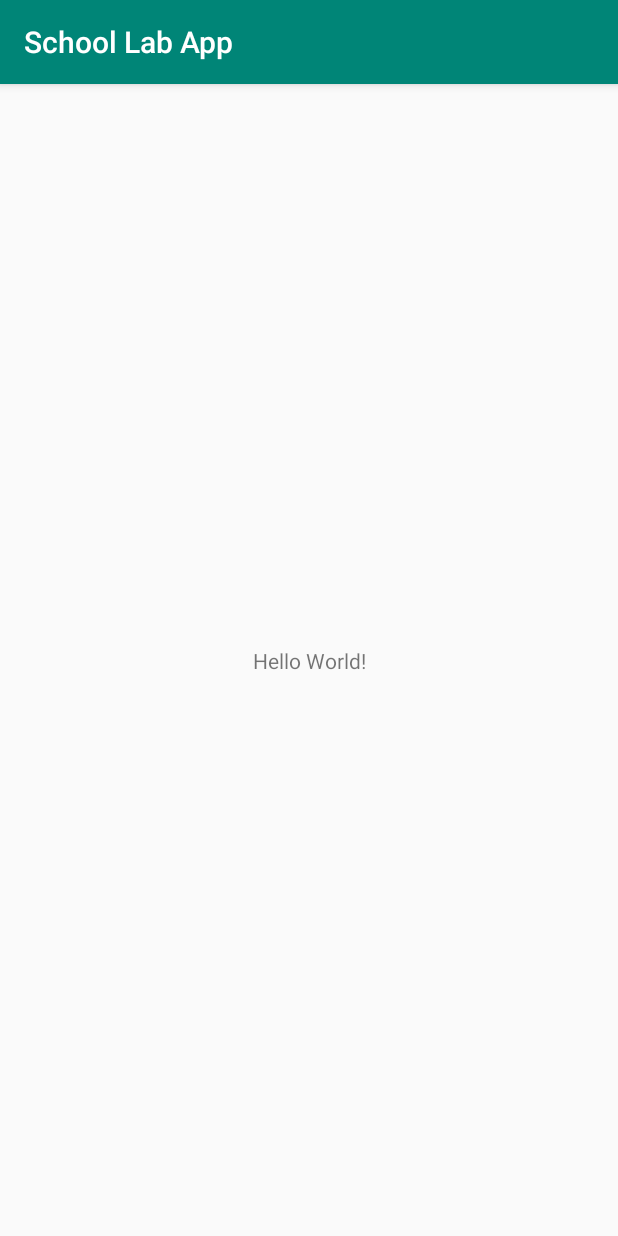
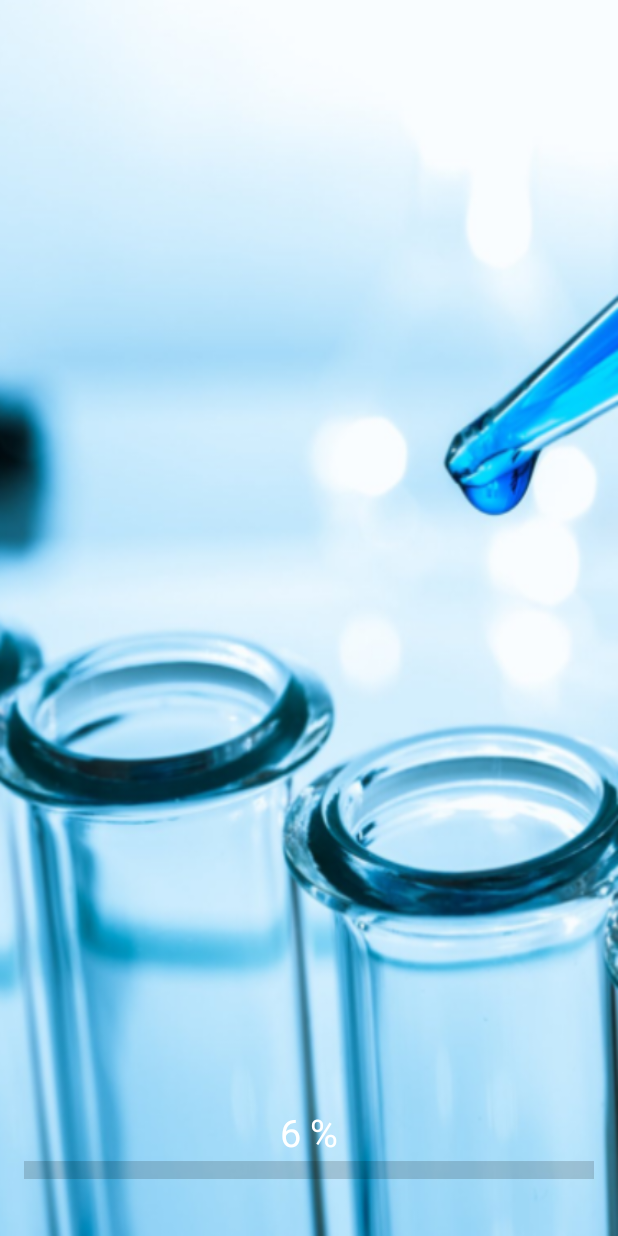
Before and after one commit to AmithLiyanage/School-Laboratory-App, an Android app: the screen it shows after launch (MainActivity), on a phone screen of 412 x 824 dp. Run offline under Robolectric (Android 15) with nearby library versions, the phone set to English and light mode, and no system bars.

Commit message:
loading screen

```diff
--- a/app/src/main/AndroidManifest.xml
+++ b/app/src/main/AndroidManifest.xml
@@ -12,6 +12,7 @@
         android:roundIcon="@mipmap/ic_launcher_round"
         android:supportsRtl="true"
         android:theme="@style/AppTheme">
+        <activity android:name=".HomeActivity"></activity>
         <activity android:name=".MainActivity">
             <intent-filter>
                 <action android:name="android.intent.action.MAIN" />
--- /dev/null
+++ b/app/src/main/java/com/amith/schoollabapp/HomeActivity.java
@@ -0,0 +1,14 @@
+package com.amith.schoollabapp;
+
+import androidx.appcompat.app.AppCompatActivity;
+
+import android.os.Bundle;
+
+public class HomeActivity extends AppCompatActivity {
+
+    @Override
+    protected void onCreate(Bundle savedInstanceState) {
+        super.onCreate(savedInstanceState);
+        setContentView(R.layout.activity_home);
+    }
+}
--- a/app/src/main/java/com/amith/schoollabapp/MainActivity.java
+++ b/app/src/main/java/com/amith/schoollabapp/MainActivity.java
@@ -2,13 +2,39 @@ package com.amith.schoollabapp;
 
 import androidx.appcompat.app.AppCompatActivity;
 
+import android.content.Intent;
 import android.os.Bundle;
+import android.view.View;
+import android.view.WindowManager;
+import android.widget.ProgressBar;
+import android.widget.TextView;
+import android.widget.Toolbar;
 
 public class MainActivity extends AppCompatActivity {
+
+    ProgressBar progressBar;
+    TextView textView;
 
     @Override
     protected void onCreate(Bundle savedInstanceState) {
         super.onCreate(savedInstanceState);
         setContentView(R.layout.activity_main);
+
+        getWindow().setFlags(WindowManager.LayoutParams.FLAG_FULLSCREEN,
+                WindowManager.LayoutParams.FLAG_FULLSCREEN);
+
+        progressBar = findViewById(R.id.progress_bar);
+        textView = findViewById(R.id.loading_presentage_txt);
+
+        progressBar.setMax(100);
+        progressBar.setScaleY(3f);
+
+        progressAnimation();
+    }
+
+    public void progressAnimation (){
+        ProgressBarAnimation anim = new ProgressBarAnimation(this, progressBar, textView, 0f, 100f);
+        anim.setDuration(8000);
+        progressBar.setAnimation(anim);
     }
 }
--- /dev/null
+++ b/app/src/main/java/com/amith/schoollabapp/ProgressBarAnimation.java
@@ -0,0 +1,37 @@
+package com.amith.schoollabapp;
+
+import android.content.Context;
+import android.content.Intent;
+import android.view.animation.Animation;
+import android.view.animation.Transformation;
+import android.widget.ProgressBar;
+import android.widget.TextView;
+
+public class ProgressBarAnimation extends Animation {
+
+    private Context context;
+    private ProgressBar progressBar;
+    private TextView textView;
+    private float from;
+    private float to;
+
+    public ProgressBarAnimation (Context context, ProgressBar progressBar, TextView textView, float from, float to){
+        this.context = context;
+        this.progressBar = progressBar;
+        this.textView = textView;
+        this.from = from;
+        this.to = to;
+    }
+
+    @Override
+    protected void applyTransformation (float interpolatedTime, Transformation t) {
+        super.applyTransformation(interpolatedTime, t);
+        float value = from + (to - from) * interpolatedTime;
+        progressBar.setProgress((int)value);
+        textView.setText((int)value + " %");
+
+        if (value == to) {
+            context.startActivity(new Intent(context, HomeActivity.class));
+        }
+    }
+}
--- /dev/null
+++ b/app/src/main/res/layout/activity_home.xml
@@ -0,0 +1,9 @@
+<?xml version="1.0" encoding="utf-8"?>
+<androidx.constraintlayout.widget.ConstraintLayout xmlns:android="http://schemas.android.com/apk/res/android"
+    xmlns:app="http://schemas.android.com/apk/res-auto"
+    xmlns:tools="http://schemas.android.com/tools"
+    android:layout_width="match_parent"
+    android:layout_height="match_parent"
+    tools:context=".HomeActivity">
+
+</androidx.constraintlayout.widget.ConstraintLayout>
--- a/app/src/main/res/layout/activity_main.xml
+++ b/app/src/main/res/layout/activity_main.xml
@@ -1,18 +1,30 @@
 <?xml version="1.0" encoding="utf-8"?>
-<androidx.constraintlayout.widget.ConstraintLayout xmlns:android="http://schemas.android.com/apk/res/android"
+<RelativeLayout xmlns:android="http://schemas.android.com/apk/res/android"
     xmlns:app="http://schemas.android.com/apk/res-auto"
     xmlns:tools="http://schemas.android.com/tools"
     android:layout_width="match_parent"
     android:layout_height="match_parent"
+    android:padding="16dp"
+    android:background="@drawable/lab_loading"
     tools:context=".MainActivity">
 
     <TextView
+        android:id="@+id/loading_presentage_txt"
         android:layout_width="wrap_content"
         android:layout_height="wrap_content"
-        android:text="Hello World!"
-        app:layout_constraintBottom_toBottomOf="parent"
-        app:layout_constraintLeft_toLeftOf="parent"
-        app:layout_constraintRight_toRightOf="parent"
-        app:layout_constraintTop_toTopOf="parent" />
+        android:text="0 %"
+        android:textColor="#fff"
+        android:textSize="25sp"
+        android:layout_centerHorizontal="true"
+        android:layout_above="@+id/progress_bar"/>
 
-</androidx.constraintlayout.widget.ConstraintLayout>
+    <ProgressBar
+        android:id="@+id/progress_bar"
+        android:layout_width="match_parent"
+        android:layout_height="wrap_content"
+        style="@style/Widget.AppCompat.ProgressBar.Horizontal"
+        android:layout_alignParentBottom="true"
+        android:layout_marginBottom="20dp"/>
+
+
+</RelativeLayout>
--- /dev/null
+++ b/app/src/main/res/layout/bar_layout.xml
@@ -0,0 +1,11 @@
+<?xml version="1.0" encoding="utf-8"?>
+<android.support.v7.widget.Toolbar xmlns:android="http://schemas.android.com/apk/res/android"
+    android:layout_width="match_parent"
+    android:layout_height="wrap_content"
+    xmlns:app="http://schemas.android.com/apk/res-auto"
+    android:id="@+id/toolbar"
+    android:background="@color/colorPrimary"
+    android:theme="@style/Base.ThemeOverlay.AppCompat.Dark.ActionBar"
+    app:popupTheme="@style/AlertDialog.AppCompat.Light">
+
+</android.support.v7.widget.Toolbar>
--- a/app/src/main/res/values/colors.xml
+++ b/app/src/main/res/values/colors.xml
@@ -1,6 +1,6 @@
 <?xml version="1.0" encoding="utf-8"?>
 <resources>
-    <color name="colorPrimary">#008577</color>
-    <color name="colorPrimaryDark">#00574B</color>
-    <color name="colorAccent">#D81B60</color>
+    <color name="colorPrimary">#E90C73</color>
+    <color name="colorPrimaryDark">#037B8D</color>
+    <color name="colorAccent">#BEFFC6B2</color>
 </resources>
--- a/app/src/main/res/values/styles.xml
+++ b/app/src/main/res/values/styles.xml
@@ -1,7 +1,8 @@
 <resources>
 
     <!-- Base application theme. -->
-    <style name="AppTheme" parent="Theme.AppCompat.Light.DarkActionBar">
+    <!--DarkActionBar => NoActionBar-->
+    <style name="AppTheme" parent="Theme.AppCompat.Light.NoActionBar">
         <!-- Customize your theme here. -->
         <item name="colorPrimary">@color/colorPrimary</item>
         <item name="colorPrimaryDark">@color/colorPrimaryDark</item>
```
Also changed, not shown: app/src/main/res/drawable/lab_loading.png (added).
